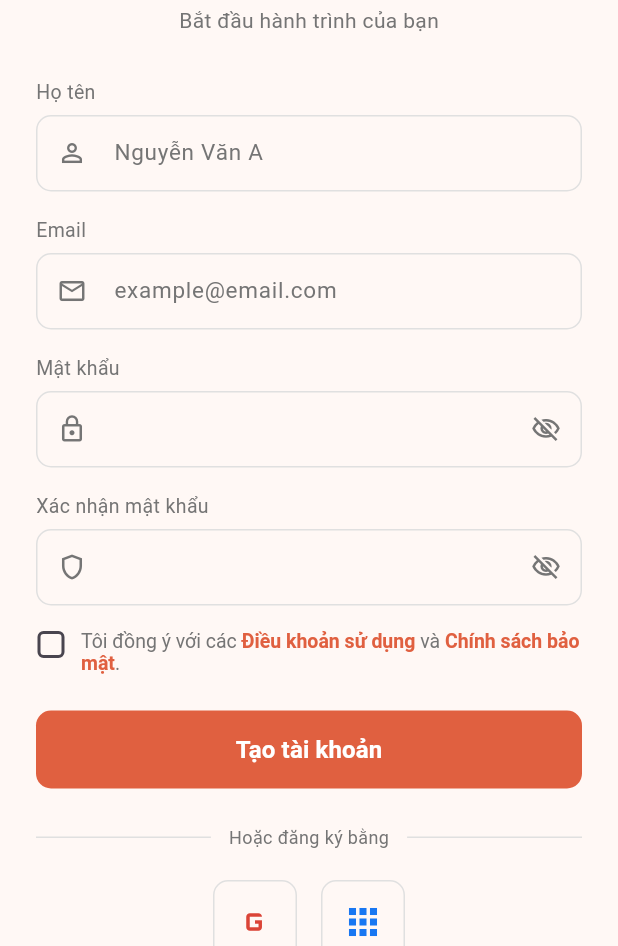
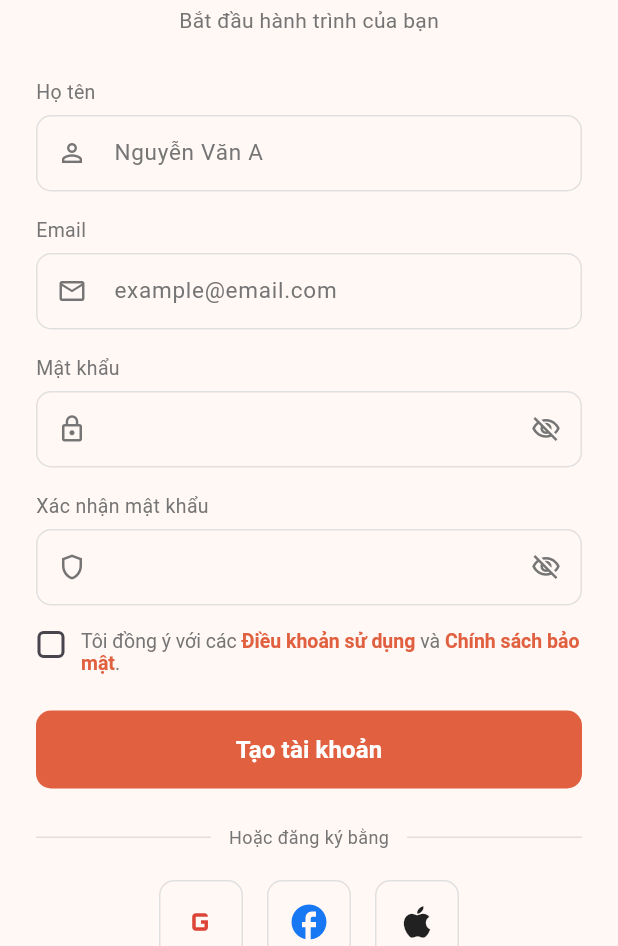
Before and after one commit to ha8419988/claude_app_demo, a Flutter app: the RegisterScreen screen opened by its route, on a phone screen of 412 x 824 dp, the part 290-1236 px from its top. Run offline on Flutter 3.47's test engine with Material 3 defaults, Android fonts, the phone set to English and light mode, and no system bars; our stand-ins replace cached_network_image, dio, flutter_bloc, get_it, google_fonts, google_sign_in and 3 more; missing offline and left inert: flutter_facebook_auth; accounts and stored records are empty; generated files the repository leaves out were written again; network calls fail.

Commit message:
feat: wire social login buttons in RegisterScreen with correct navigation

```diff
--- a/lib/screens/register_screen.dart
+++ b/lib/screens/register_screen.dart
@@ -3,6 +3,7 @@ import 'package:flutter_bloc/flutter_bloc.dart';
 import '../core/routes/app_routes.dart';
 import '../cubit/auth_cubit.dart';
 import '../cubit/auth_state.dart';
+import '../services/social_auth_service.dart';
 import '../theme/app_colors.dart';
 import '../widgets/base_dialog.dart';
 
@@ -19,6 +20,7 @@ class _RegisterScreenState extends State<RegisterScreen> {
   final _emailController = TextEditingController();
   final _passwordController = TextEditingController();
   final _confirmController = TextEditingController();
+  final _socialAuth = SocialAuthService();
   bool _passwordVisible = false;
   bool _confirmVisible = false;
   bool _agreed = false;
@@ -37,6 +39,14 @@ class _RegisterScreenState extends State<RegisterScreen> {
       context, AppRoutes.verifyEmail, (_) => false,
       arguments: _emailController.text.trim(),
     );
+  }
+
+  Future<void> _onSocialTap(Future<(String, String)?> Function() signIn) async {
+    final result = await signIn();
+    if (result == null || !mounted) return;
+    final (provider, token) = result;
+    if (!mounted) return;
+    context.read<AuthCubit>().socialLogin(provider, token);
   }
 
   InputDecoration _inputDecoration(
@@ -81,12 +91,13 @@ class _RegisterScreenState extends State<RegisterScreen> {
       listener: (context, state) {
         if (!context.mounted) return;
         if (state is AuthAuthenticated) {
-          Navigator.pushNamedAndRemoveUntil(
-            context,
-            AppRoutes.verifyEmail,
-            (_) => false,
-            arguments: _emailController.text.trim(),
-          );
+          if (state.isNewUser) {
+            Navigator.pushNamedAndRemoveUntil(
+                context, AppRoutes.setupProfile, (_) => false);
+          } else {
+            Navigator.pushNamedAndRemoveUntil(
+                context, AppRoutes.home, (_) => false);
+          }
         } else if (state is AuthError) {
           BaseDialog.show(
             context: context,
@@ -377,16 +388,30 @@ class _RegisterScreenState extends State<RegisterScreen> {
     return Row(
       mainAxisAlignment: MainAxisAlignment.center,
       children: [
-        _buildSocialIconButton(Icons.g_mobiledata, AppColors.googleRed),
+        _buildSocialIconButton(
+          Icons.g_mobiledata,
+          AppColors.googleRed,
+          () => _onSocialTap(_socialAuth.signInWithGoogle),
+        ),
         const SizedBox(width: 16),
-        _buildSocialIconButton(Icons.apps, AppColors.facebookBlue),
+        _buildSocialIconButton(
+          Icons.facebook_rounded,
+          AppColors.facebookBlue,
+          () => _onSocialTap(_socialAuth.signInWithFacebook),
+        ),
+        const SizedBox(width: 16),
+        _buildSocialIconButton(
+          Icons.apple,
+          Colors.black87,
+          () => _onSocialTap(_socialAuth.signInWithApple),
+        ),
       ],
     );
   }
 
-  Widget _buildSocialIconButton(IconData icon, Color color) {
+  Widget _buildSocialIconButton(IconData icon, Color color, VoidCallback onTap) {
     return OutlinedButton(
-      onPressed: () {},
+      onPressed: onTap,
       style: OutlinedButton.styleFrom(
         side: const BorderSide(color: AppColors.borderGrey),
         shape: RoundedRectangleBorder(borderRadius: BorderRadius.circular(10)),
```
